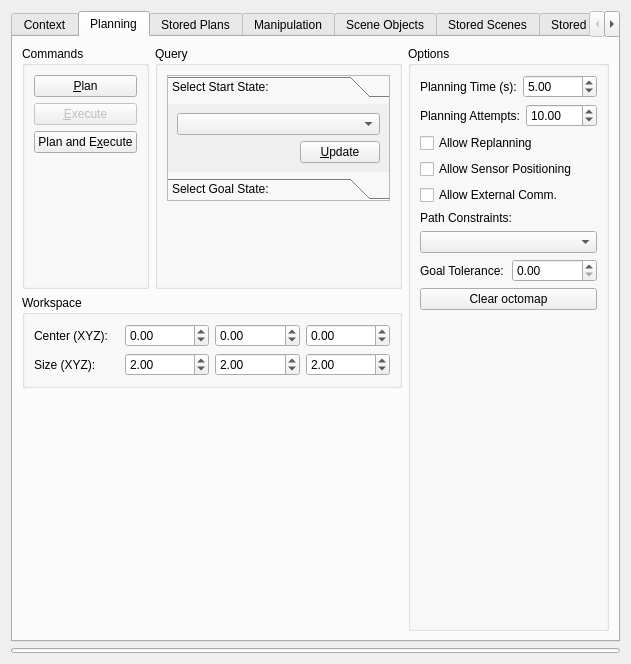
The window that visualization/motion_planning_rviz_plugin/src/ui/motion_planning_rviz_plugin_frame.ui (ehuang3/moveit_ros) describes before a commit, drawn with Qt 5.
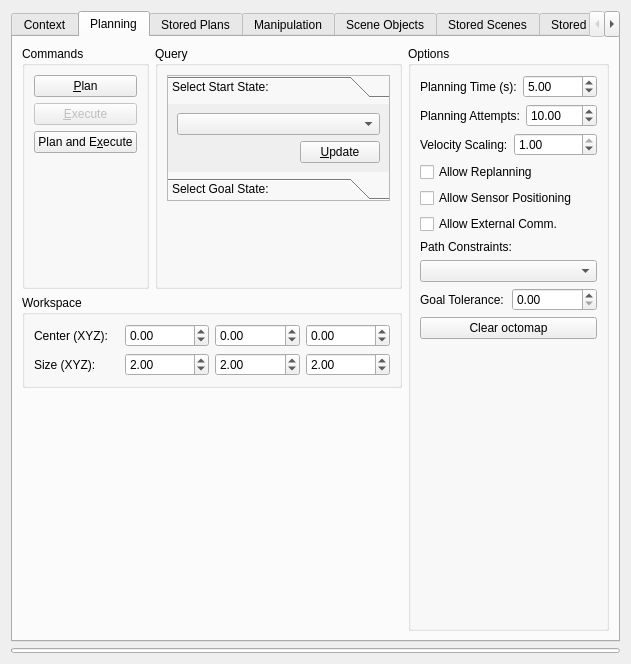
The same window after the commit. The open tabs and pages were chosen to show the change.

What changed in the file:
```diff
--- a/visualization/motion_planning_rviz_plugin/src/ui/motion_planning_rviz_plugin_frame.ui
+++ b/visualization/motion_planning_rviz_plugin/src/ui/motion_planning_rviz_plugin_frame.ui
@@ -612,7 +612,31 @@
                <double>1000.000000000000000</double>
               </property>
               <property name="value">
-               <double>10.000000000000000</double>
+               <number>10</number>
+              </property>
+             </widget>
+            </item>
+           </layout>
+          </item>
+          <item>
+           <layout class="QHBoxLayout" name="horizontalLayout_10">
+            <item>
+             <widget class="QLabel" name="label_11">
+              <property name="text">
+               <string>Velocity Scaling:</string>	               
+              </property>
+             </widget>
+            </item>
+            <item>
+             <widget class="QDoubleSpinBox" name="exec_time_factor">
+              <property name="maximum">
+               <double>1.000000000000000</double>
+              </property>
+              <property name="singleStep">
+               <double>0.010000000000000</double>
+              </property>
+              <property name="value">
+               <double>1.000000000000000</double>
               </property>
              </widget>
             </item>
```
Left out of the diff: 4 changed lines with no effect on the pictures.
